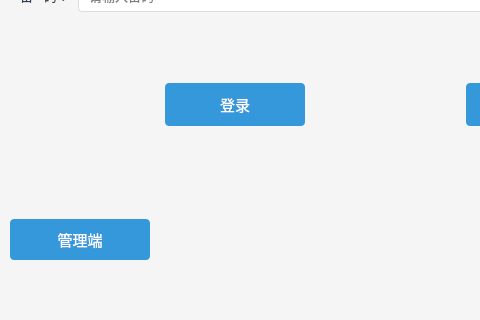
Qt form app/mainwindow.ui (john2-ui/FlightSystem) before a commit; both pictures show x 0 to 480 and y 280 to 600 of the 800 by 600 pixel window.
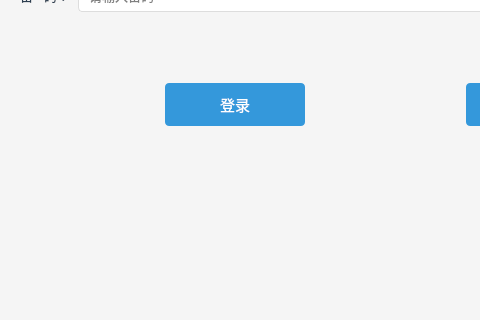
The same form after that commit.

Commit message: feat(ui_admin): 新增返回登录界面，新增默认管理端账户

```diff
--- a/app/mainwindow.ui
+++ b/app/mainwindow.ui
@@ -62,19 +62,6 @@
      </rect>
     </property>
     <widget class="QWidget" name="page">
-     <widget class="QPushButton" name="pushButton">
-      <property name="geometry">
-       <rect>
-        <x>10</x>
-        <y>500</y>
-        <width>140</width>
-        <height>41</height>
-       </rect>
-      </property>
-      <property name="text">
-       <string>管理端</string>
-      </property>
-     </widget>
      <widget class="QWidget" name="horizontalLayoutWidget">
       <property name="geometry">
        <rect>
```
Left out of the diff: 3 changed lines with no effect on the pictures. The commit also changes 7 other files.
